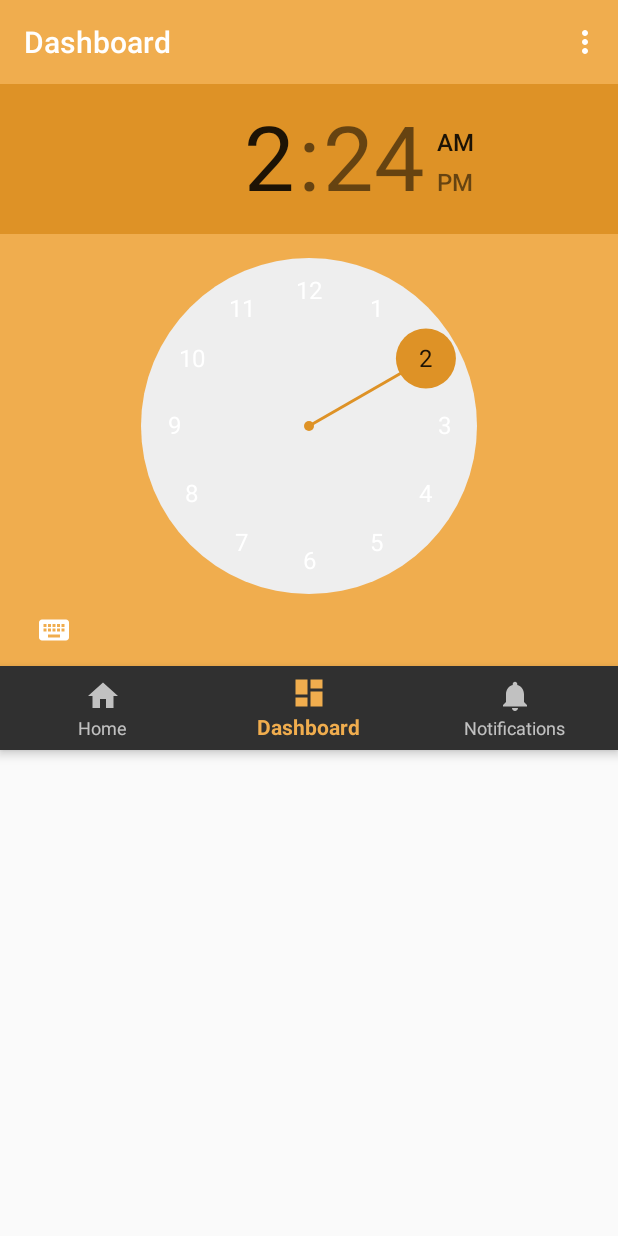
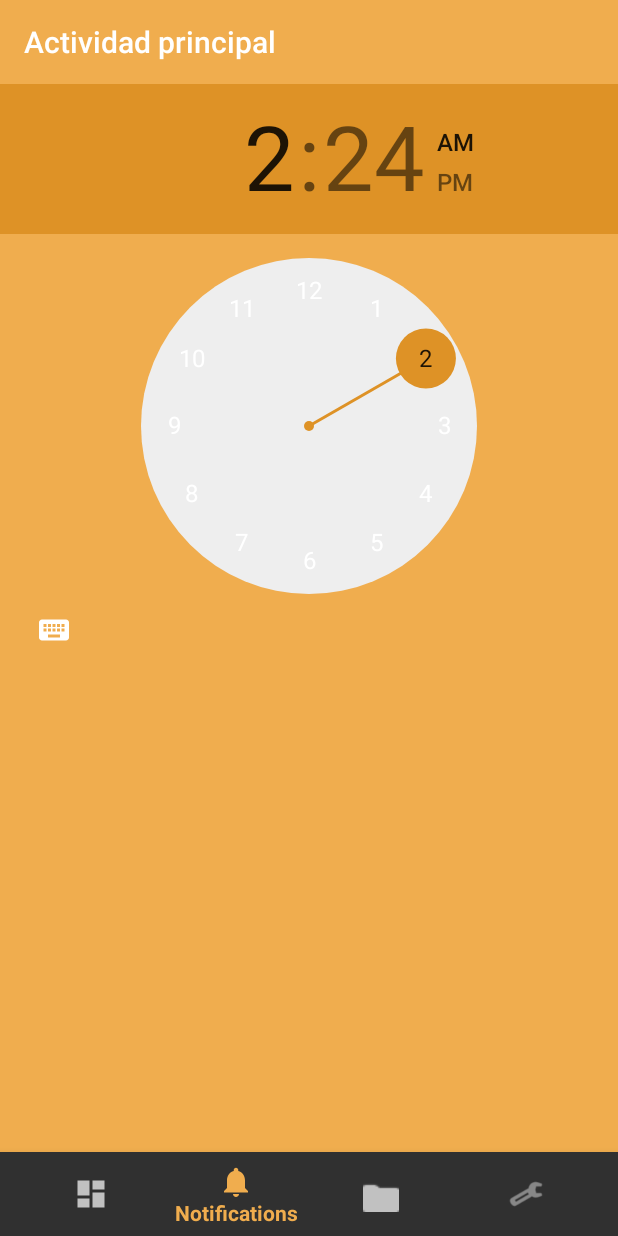
Before and after one commit to gerasp/MeetAndEat, an Android app: the MainActivity screen opened directly, with no data from a screen before it, item 2 of the bottom bar chosen, on a phone screen of 412 x 824 dp. Run offline under Robolectric (Android 15) with nearby library versions, the phone set to English and light mode, and no system bars.

Commit message:
Navigation menu

```diff
--- a/app/src/main/java/net/gerardomedina/meetandeat/view/BaseDrawerActivity.java
+++ b/app/src/main/java/net/gerardomedina/meetandeat/view/BaseDrawerActivity.java
@@ -3,9 +3,7 @@ package net.gerardomedina.meetandeat.view;
 import android.os.Bundle;
 import android.support.annotation.NonNull;
 import android.support.design.widget.BottomNavigationView;
-import android.support.design.widget.NavigationView;
 import android.support.v7.widget.Toolbar;
-import android.view.Menu;
 import android.view.MenuItem;
 
 import net.gerardomedina.meetandeat.R;
@@ -20,41 +18,18 @@ public abstract class BaseDrawerActivity extends BaseActivity {
         @Override
         public boolean onNavigationItemSelected(@NonNull MenuItem item) {
             switch (item.getItemId()) {
-                case R.id.navigation_home:
-                    toolbar.setTitle(R.string.title_home);
-                    return true;
                 case R.id.navigation_dashboard:
-                    toolbar.setTitle(R.string.title_dashboard);
                     return true;
                 case R.id.navigation_notifications:
-                    toolbar.setTitle(R.string.title_notifications);
+                    return true;
+                case R.id.navigation_contacts:
+                    return true;
+                case R.id.navigation_preferences:
                     return true;
             }
             return false;
         }
     };
-
-    @Override
-    public boolean onCreateOptionsMenu(Menu menu) {
-        // Inflate the menu; this adds items to the action bar if it is present.
-        getMenuInflater().inflate(R.menu.main, menu);
-        return true;
-    }
-
-    @Override
-    public boolean onOptionsItemSelected(MenuItem item) {
-        // Handle action bar item clicks here. The action bar will
-        // automatically handle clicks on the Home/Up button, so long
-        // as you specify a parent activity in AndroidManifest.xml.
-        int id = item.getItemId();
-
-        //noinspection SimplifiableIfStatement
-        if (id == R.id.action_settings) {
-            return true;
-        }
-
-        return super.onOptionsItemSelected(item);
-    }
 
     @Override
     protected void onCreate(Bundle savedInstanceState) {
--- a/app/src/main/java/net/gerardomedina/meetandeat/view/MainActivity.java
+++ b/app/src/main/java/net/gerardomedina/meetandeat/view/MainActivity.java
@@ -16,7 +16,5 @@ public class MainActivity extends BaseDrawerActivity
 
         super.onCreate(savedInstanceState);
 
-
-
     }
 }
--- a/app/src/main/res/layout/activity_base_drawer.xml
+++ b/app/src/main/res/layout/activity_base_drawer.xml
@@ -7,9 +7,10 @@
     android:layout_height="match_parent"
     android:orientation="vertical"
     tools:context="net.gerardomedina.meetandeat.view.BaseDrawerActivity">
+
     <android.support.design.widget.AppBarLayout
         android:layout_width="match_parent"
-        android:layout_height="wrap_content"
+        android:layout_height="match_parent"
         android:theme="@style/AppTheme.AppBarOverlay">
 
         <android.support.v7.widget.Toolbar
@@ -19,19 +20,24 @@
             android:background="?attr/colorPrimary"
             app:popupTheme="@style/AppTheme.PopupOverlay" />
 
+        <FrameLayout
+            android:layout_width="match_parent"
+            android:layout_height="match_parent">
+
             <ViewStub
                 android:id="@+id/content_container"
-            android:inflatedId="@+id/message_layout"
                 android:layout_width="match_parent"
-            android:layout_height="match_parent" />
+                android:layout_height="match_parent"
+                android:inflatedId="@+id/message_layout" />
 
             <android.support.design.widget.BottomNavigationView
                 android:id="@+id/navigation"
                 android:layout_width="match_parent"
                 android:layout_height="wrap_content"
-            android:layout_gravity="bottom"
+                android:layout_gravity="bottom|right"
                 android:background="?android:attr/windowBackground"
                 app:menu="@menu/navigation" />
+        </FrameLayout>
 
     </android.support.design.widget.AppBarLayout>
 
--- a/app/src/main/res/menu/main.xml
+++ /dev/null
@@ -1,9 +0,0 @@
-<?xml version="1.0" encoding="utf-8"?>
-<menu xmlns:android="http://schemas.android.com/apk/res/android"
-    xmlns:app="http://schemas.android.com/apk/res-auto">
-    <item
-        android:id="@+id/action_settings"
-        android:orderInCategory="100"
-        android:title="@string/action_settings"
-        app:showAsAction="never" />
-</menu>
--- a/app/src/main/res/menu/navigation.xml
+++ b/app/src/main/res/menu/navigation.xml
@@ -1,10 +1,5 @@
 <?xml version="1.0" encoding="utf-8"?>
 <menu xmlns:android="http://schemas.android.com/apk/res/android">
-
-    <item
-        android:id="@+id/navigation_home"
-        android:icon="@drawable/ic_home_black_24dp"
-        android:title="@string/title_home" />
 
     <item
         android:id="@+id/navigation_dashboard"
@@ -16,4 +11,14 @@
         android:icon="@drawable/ic_notifications_black_24dp"
         android:title="@string/title_notifications" />
 
+    <item
+        android:id="@+id/navigation_contacts"
+        android:icon="@android:drawable/sym_contact_card"
+        android:title="@string/title_contacts" />
+
+    <item
+        android:id="@+id/navigation_preferences"
+        android:icon="@android:drawable/ic_menu_preferences"
+        android:title="@string/title_preferences" />
+
 </menu>
--- a/app/src/main/res/values/strings.xml
+++ b/app/src/main/res/values/strings.xml
@@ -11,20 +11,16 @@
     <string name="error_incorrect_password">This password is incorrect</string>
     <string name="error_field_required">This field is required</string>
     <string name="error_taken_email">This email is already taken</string>
+    <string name="login_dialog">Trying to log in…</string>
+    <string name="signup_dialog">Trying to sign up…</string>
+    <string name="request_email">This username is not taken. Please write your email in order to finish the creation of a new account</string>
 
-    <string name="login_dialog">Trying to log in…</string>
-    <string name="request_email">This username is not taken. Please write your email in order to finish the creation of a new account</string>
-    <string name="signup_dialog">Trying to sign up…</string>
-    <string name="title_activity_main">MainActivity</string>
-    <string name="action_settings">Settings</string>
-    <string name="section_format">Hello World from section: %1$d</string>
-    <string name="title_home">Home</string>
+    <!-- Navigation -->
     <string name="title_dashboard">Dashboard</string>
     <string name="title_notifications">Notifications</string>
-
-    <string name="navigation_drawer_open">Open navigation drawer</string>
-    <string name="navigation_drawer_close">Close navigation drawer</string>
-    <string name="title_activity_main2">Main2Activity</string>
+    <string name="title_contacts">Contacts</string>
+    <string name="title_preferences">Preferences</string>
+    <string name="title_activity_main">Actividad principal</string>
 
 
 </resources>
```
Lines whose indentation alone changed are shown as unchanged.
